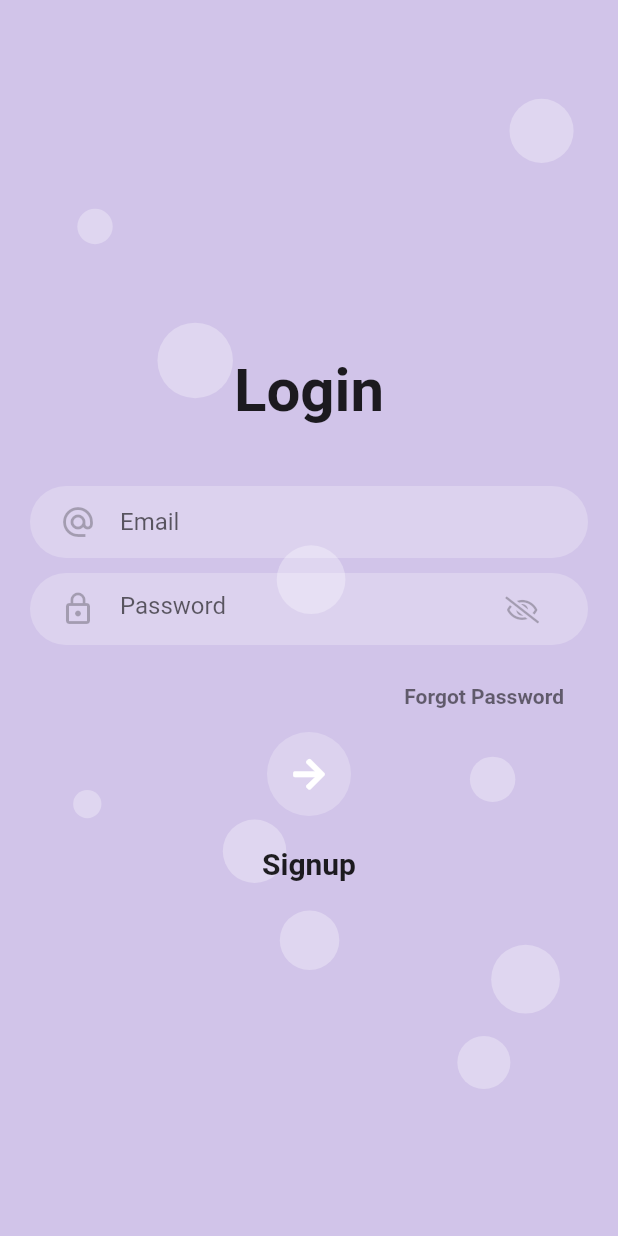
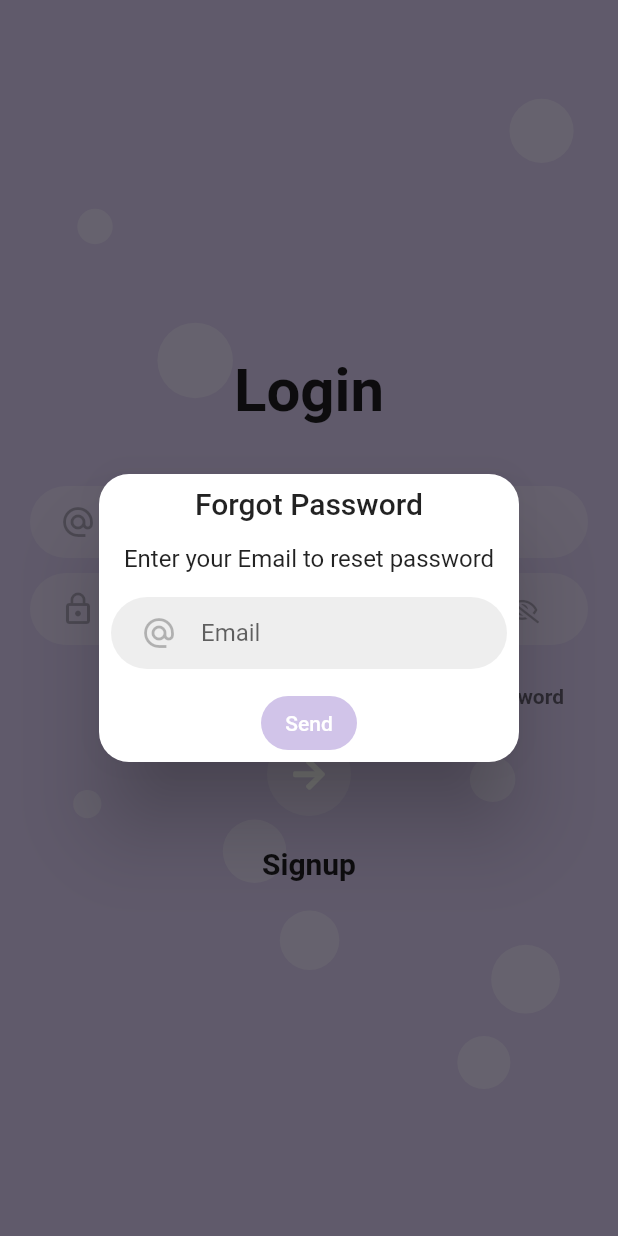
Before and after one commit to anubhav11803451/todo_app, a Flutter app: the Loginscreen screen opened directly, after a tap on "Forgot Password", on a phone screen of 412 x 824 dp. Run offline on Flutter 3.47's test engine with Material 2 defaults, Android fonts, the phone set to English and light mode, and no system bars; our stand-ins replace cloud_firestore, email_validator, firebase_auth, font_awesome_flutter, get, google_fonts and 2 more; accounts and stored records are empty.

Commit message:
Forgot password added

```diff
--- a/lib/screens/editNotes.dart
+++ b/lib/screens/editNotes.dart
@@ -47,6 +47,7 @@ class _EditNotesState extends State<EditNotes> {
             Get.snackbar('Notes Updated', 'Your notes are modified.',
                 icon: Icon(FontAwesomeIcons.pen),
                 snackPosition: SnackPosition.BOTTOM,
+                backgroundColor: Colors.white38,
                 overlayBlur: 0.5,
                 duration: Duration(milliseconds: 800));
           } else {
@@ -56,6 +57,7 @@ class _EditNotesState extends State<EditNotes> {
             Get.snackbar('Note Deleted', 'Your notes are important.',
                 icon: Icon(FontAwesomeIcons.pen),
                 snackPosition: SnackPosition.BOTTOM,
+                backgroundColor: Colors.white38,
                 overlayBlur: 0.5,
                 duration: Duration(milliseconds: 800));
           }
--- a/lib/screens/homescreen.dart
+++ b/lib/screens/homescreen.dart
@@ -187,6 +187,7 @@ class _HomescreenState extends State<Homescreen> {
             Get.snackbar('Note Created', 'You can modify it later.',
                 icon: Icon(FontAwesomeIcons.pen),
                 snackPosition: SnackPosition.BOTTOM,
+                backgroundColor: Colors.white38,
                 overlayBlur: 0.5,
                 duration: Duration(milliseconds: 800));
           } else if (_todotitleController.text != '' &&
@@ -204,6 +205,7 @@ class _HomescreenState extends State<Homescreen> {
             Get.snackbar('Todo added', 'When complete tick the checkbox.',
                 icon: Icon(FontAwesomeIcons.pen),
                 snackPosition: SnackPosition.BOTTOM,
+                backgroundColor: Colors.white38,
                 overlayBlur: 0.5,
                 duration: Duration(milliseconds: 800));
           }
--- a/lib/screens/loginscreen.dart
+++ b/lib/screens/loginscreen.dart
@@ -1,3 +1,4 @@
+import 'package:email_validator/email_validator.dart';
 import 'package:get/get.dart';
 import 'package:flutter/material.dart';
 import 'package:flutter/cupertino.dart';
@@ -32,6 +33,34 @@ class _LoginbodyState extends State<Loginbody> {
 
   final AuthController _authController = Get.put(AuthController());
   bool value = true;
+
+  showdialog() {
+    return Get.defaultDialog(
+      title: 'Forgot Password',
+      middleText: "Enter your Email to reset password",
+      actions: [
+        Inputbox(
+          controller: _emailController,
+          hintText: 'Email',
+          hintStyle: GoogleFonts.indieFlower(),
+          icon: Icon(
+            Icons.alternate_email,
+            color: Colors.black26,
+          ),
+          cursorColor: Colors.deepPurple[100],
+          boxColor: Colors.grey[200],
+        )
+      ],
+      textConfirm: 'Send',
+      confirmTextColor: Colors.white,
+      buttonColor: Colors.deepPurple[100],
+      onConfirm: () {
+        Get.focusScope.unfocus();
+        _authController.forgotPassword(_emailController.text);
+        Get.back();
+      },
+    );
+  }
 
   @override
   Widget build(BuildContext context) {
@@ -69,6 +98,9 @@ class _LoginbodyState extends State<Loginbody> {
                     color: Colors.black26,
                   ),
                   boxColor: Colors.white24,
+                  validator: (value) {
+                    EmailValidator.validate(value);
+                  },
                 ),
               ),
               //password inputbox
@@ -105,7 +137,9 @@ class _LoginbodyState extends State<Loginbody> {
                 Align(
                   alignment: Alignment.centerRight,
                   child: FlatButton(
-                    onPressed: () {},
+                    onPressed: () {
+                      showdialog();
+                    },
                     child: Text('Forgot Password',
                         style: GoogleFonts.indieFlower(
                             fontWeight: FontWeight.bold)),
@@ -128,6 +162,10 @@ class _LoginbodyState extends State<Loginbody> {
                         _emailController.text,
                         _passwordController.text,
                       );
+                      // Get.snackbar('Signing In', 'Loading...',
+                      //     icon: Icon(FontAwesomeIcons.pen),
+                      //     snackPosition: SnackPosition.BOTTOM,
+                      //     overlayBlur: 0.5);
                     },
                   ),
                 ),
@@ -137,9 +175,16 @@ class _LoginbodyState extends State<Loginbody> {
               FadeAnimation(
                 1.4,
                 GestureDetector(
-                  child: Text('Signup',
-                      style: GoogleFonts.indieFlower(
-                          fontSize: 20, fontWeight: FontWeight.bold)),
+                  child: Hero(
+                    tag: 'signup',
+                    transitionOnUserGestures: true,
+                    child: Material(
+                      color: Colors.transparent,
+                      child: Text('Signup',
+                          style: GoogleFonts.indieFlower(
+                              fontSize: 20, fontWeight: FontWeight.bold)),
+                    ),
+                  ),
                   onTap: () {
                     Get.to(Signupscreen());
                   },
--- a/lib/widgets/home.dart
+++ b/lib/widgets/home.dart
@@ -138,6 +138,7 @@ class _HomebodyState extends State<Homebody> {
                                   'Your notes are important.',
                                   icon: Icon(FontAwesomeIcons.pen),
                                   snackPosition: SnackPosition.BOTTOM,
+                                  backgroundColor: Colors.white38,
                                   overlayBlur: 0.5,
                                   duration: Duration(milliseconds: 800),
                                 );
@@ -172,6 +173,7 @@ class _HomebodyState extends State<Homebody> {
                                   'Your Todo\'s are important.',
                                   icon: Icon(FontAwesomeIcons.pen),
                                   snackPosition: SnackPosition.BOTTOM,
+                                  backgroundColor: Colors.white38,
                                   overlayBlur: 0.5,
                                   duration: Duration(milliseconds: 800),
                                 );
--- a/lib/widgets/inputbox.dart
+++ b/lib/widgets/inputbox.dart
@@ -3,12 +3,13 @@ import 'package:flutter/material.dart';
 class Inputbox extends StatelessWidget {
   final double height, width;
   final String hintText;
-  final Color boxColor;
+  final Color boxColor, cursorColor;
   final TextStyle hintStyle;
   final Icon icon;
   final Widget suffixIcon;
   final bool obscure;
   final TextEditingController controller;
+  final void Function(String value) validator;
   const Inputbox({
     Key key,
     this.height,
@@ -20,6 +21,8 @@ class Inputbox extends StatelessWidget {
     this.obscure = false,
     this.suffixIcon,
     this.controller,
+    this.cursorColor = Colors.white38,
+    this.validator,
   }) : super(key: key);
 
   @override
@@ -37,7 +40,7 @@ class Inputbox extends StatelessWidget {
       child: TextFormField(
         controller: controller,
         obscureText: obscure,
-        cursorColor: Colors.white38,
+        cursorColor: cursorColor,
         decoration: InputDecoration(
           icon: icon,
           suffixIcon: suffixIcon,
@@ -46,6 +49,7 @@ class Inputbox extends StatelessWidget {
           hintStyle: hintStyle,
           border: InputBorder.none,
         ),
+        validator: validator,
       ),
     );
   }
--- a/pubspec.yaml
+++ b/pubspec.yaml
@@ -37,6 +37,7 @@ dependencies:
   firebase_auth: ^0.16.1
   flutter_staggered_grid_view: ^0.3.2
   http: ^0.12.2
+  email_validator: ^1.0.5
   # firebase_core: ^0.4.5
 
 dev_dependencies:
```
Also changed, not shown: lib/controllers/authcontroller.dart (+40 -3 lines), lib/screens/signupscreen.dart (+16 -12 lines), pubspec.lock.
